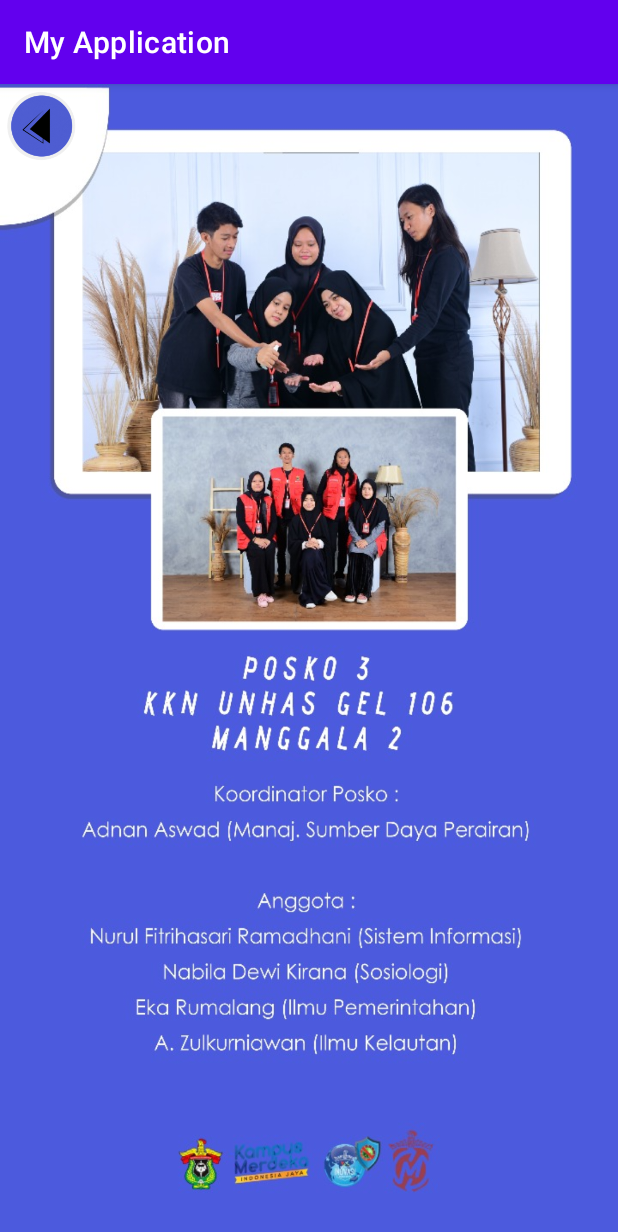
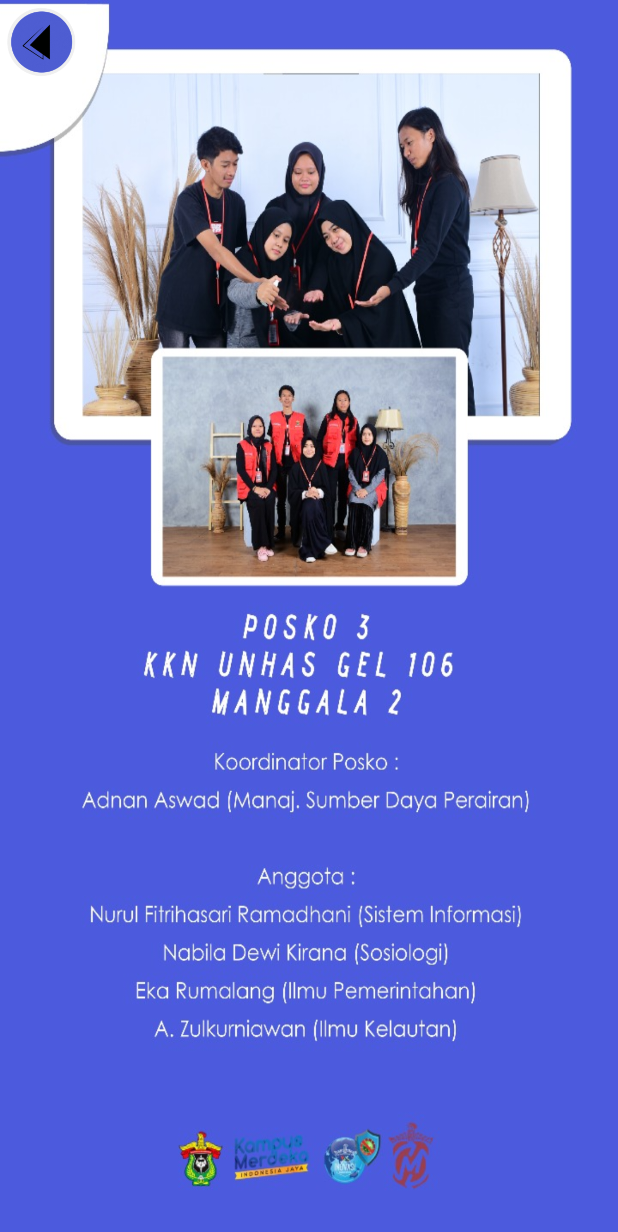
Before and after one commit to takdim/APAINI, an Android app: the screen it shows after launch (Posko3Activity), after a tap on an icon or button, on a phone screen of 412 x 824 dp. Shown: the top 1232 px of the screen. Run offline under Robolectric (Android 15) with nearby library versions, the phone set to English and light mode, and no system bars; our stand-ins replace Firebase (no records; nobody signed in at launch, a user with empty details on screens opened directly).

Commit message:
update main activity and remove action bar

```diff
--- a/app/src/main/res/values-night/themes.xml
+++ b/app/src/main/res/values-night/themes.xml
@@ -1,13 +1,13 @@
 <resources xmlns:tools="http://schemas.android.com/tools">
     <!-- Base application theme. -->
-    <style name="Theme.MyApplication" parent="Theme.MaterialComponents.DayNight.DarkActionBar">
+    <style name="Theme.MyApplication" parent="Theme.MaterialComponents.DayNight.NoActionBar">
         <!-- Primary brand color. -->
-        <item name="colorPrimary">@color/purple_200</item>
+        <item name="colorPrimary">@color/purple_500</item>
         <item name="colorPrimaryVariant">@color/purple_700</item>
-        <item name="colorOnPrimary">@color/black</item>
+        <item name="colorOnPrimary">@color/white</item>
         <!-- Secondary brand color. -->
         <item name="colorSecondary">@color/teal_200</item>
-        <item name="colorSecondaryVariant">@color/teal_200</item>
+        <item name="colorSecondaryVariant">@color/teal_700</item>
         <item name="colorOnSecondary">@color/black</item>
         <!-- Status bar color. -->
         <item name="android:statusBarColor" tools:targetApi="l">?attr/colorPrimaryVariant</item>
--- a/app/src/main/res/values/themes.xml
+++ b/app/src/main/res/values/themes.xml
@@ -1,6 +1,6 @@
 <resources xmlns:tools="http://schemas.android.com/tools">
     <!-- Base application theme. -->
-    <style name="Theme.MyApplication" parent="Theme.MaterialComponents.DayNight.DarkActionBar">
+    <style name="Theme.MyApplication" parent="Theme.MaterialComponents.DayNight.NoActionBar">
         <!-- Primary brand color. -->
         <item name="colorPrimary">@color/purple_500</item>
         <item name="colorPrimaryVariant">@color/purple_700</item>
```
Also changed, not shown: app/src/main/res/layout/activity_main.xml (+4 -3 lines), app/src/main/res/drawable/bg_home.jpeg (added).
